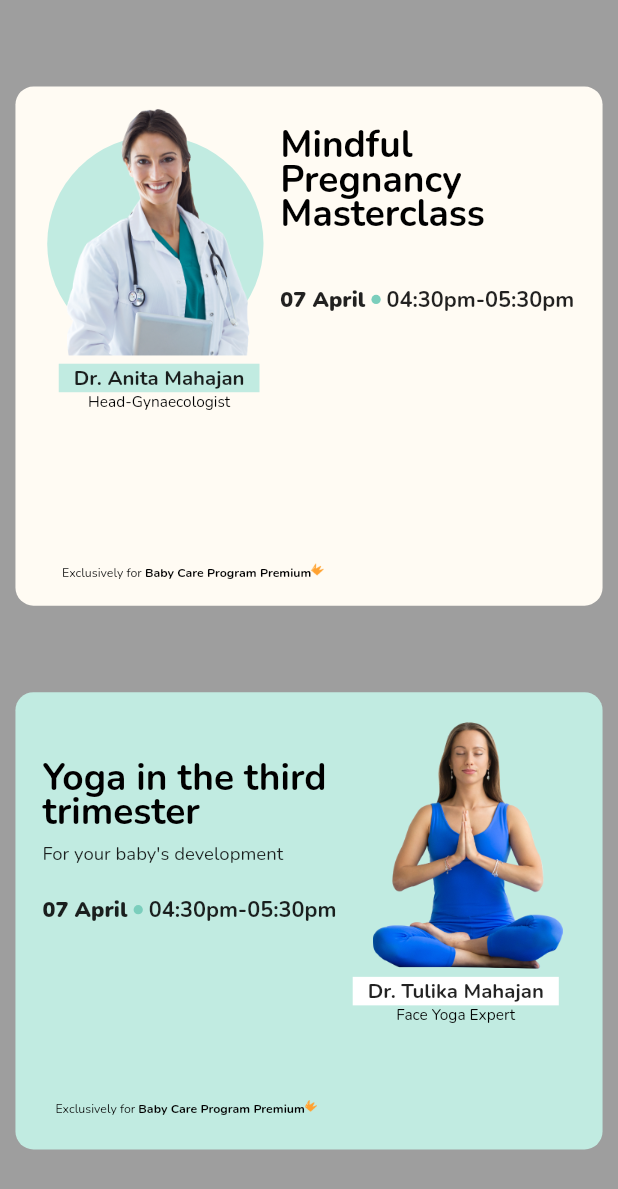
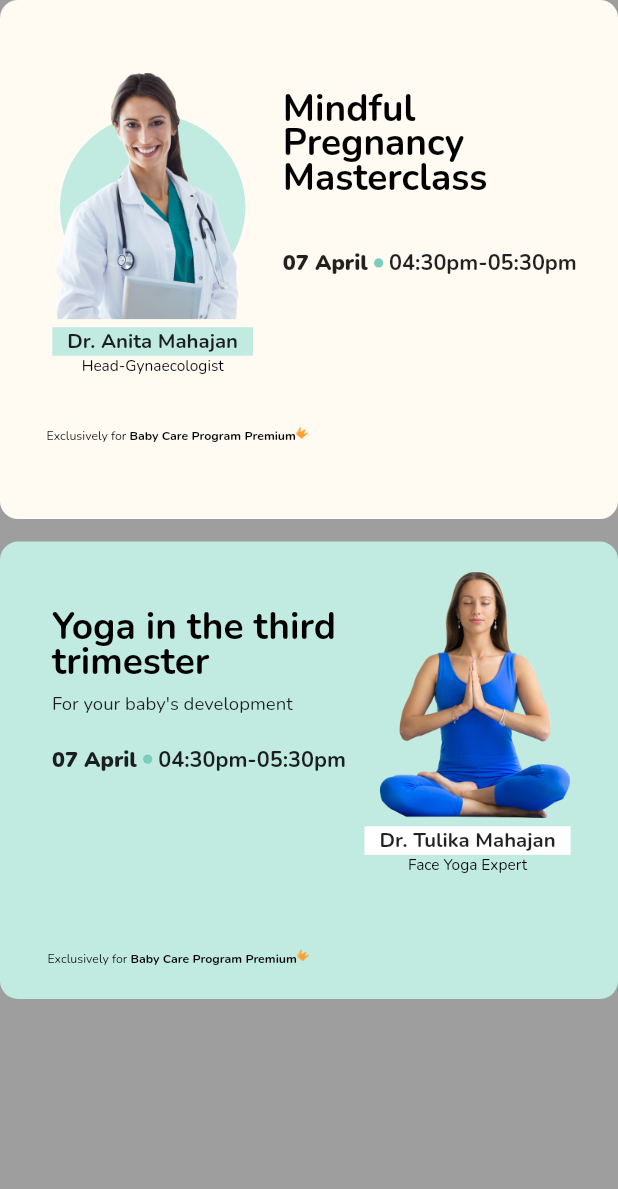
Before and after one commit to pruoo/iMumz-Internship-Test, a Flutter app: the screen it shows after launch, on a phone screen of 412 x 824 dp. Shown: the top 1189 px of the screen. Run offline on Flutter 3.47's test engine with Material 2 defaults, Android fonts, the phone set to English and light mode, and no system bars; our stand-ins replace google_fonts.

Commit message:
screen rotate responsiveness added

```diff
--- a/priya_nagda/coding_task/lib/main.dart
+++ b/priya_nagda/coding_task/lib/main.dart
@@ -27,13 +27,29 @@ class MyApp extends StatelessWidget {
                 builder: (context, constraints) {
                   var height = constraints.maxHeight;
                   var width = constraints.maxWidth;
-                  if (width > 600)
+                  if (width > 728)
                     return Row(
                       mainAxisAlignment: MainAxisAlignment.spaceEvenly,
                       children: [
                         masterclassCard(
+                          height: 600,
+                          width: 400,
+                        ),
+                        yoga(
+                          height: 600,
+                          width: 365,
+                        )
+                      ],
+                    );
+                  else if (height > width)
+                    return ListView(
+                      children: [
+                        masterclassCard(
                           height: height,
                           width: width,
+                        ),
+                        SizedBox(
+                          height: 15,
                         ),
                         yoga(
                           height: height,
@@ -41,20 +57,23 @@ class MyApp extends StatelessWidget {
                         )
                       ],
                     );
-                  else
-                    return Column(
-                      mainAxisAlignment: MainAxisAlignment.spaceEvenly,
+                  else {
+                    return ListView(
                       children: [
                         masterclassCard(
-                          height: height,
-                          width: width,
+                          height: 600,
+                          width: 400,
+                        ),
+                        SizedBox(
+                          height: 15,
                         ),
                         yoga(
-                          height: height,
-                          width: width,
+                          height: 600,
+                          width: 365,
                         )
                       ],
                     );
+                  }
                 },
               ),
             ),
--- a/priya_nagda/coding_task/lib/widgets/doctor_details.dart
+++ b/priya_nagda/coding_task/lib/widgets/doctor_details.dart
@@ -23,17 +23,17 @@ class doctor_details extends StatelessWidget {
           alignment: Alignment.center,
           children: [
             Container(
-              margin: EdgeInsets.only(top: 15, right: 5),
+              margin: EdgeInsets.only(top: 15),
               alignment: Alignment.bottomCenter,
-              height: width * 0.35,
-              width: width * 0.38,
+              height: width * 0.3,
+              width: width * 0.3,
               decoration: BoxDecoration(
                 color: Theme.of(context).primaryColorLight,
                 shape: BoxShape.circle,
               ),
             ),
             Container(
-              margin: EdgeInsets.only(left: 16),
+              margin: EdgeInsets.only(left: 10),
               child: Image(
                 image: AssetImage("static_assets/" + image),
                 height: width * 0.4,
@@ -50,7 +50,6 @@ class doctor_details extends StatelessWidget {
           child: Text(
             "Dr. " + name,
             style: TextStyle(
-              // backgroundColor: Theme.of(context).primaryColorLight,
               fontSize: width * 0.033,
               fontWeight: FontWeight.bold,
             ),
--- a/priya_nagda/coding_task/lib/widgets/masterclass.dart
+++ b/priya_nagda/coding_task/lib/widgets/masterclass.dart
@@ -1,9 +1,7 @@
 import 'dart:ui';
-
 import 'package:coding_task/widgets/doctor_details.dart';
 import 'package:coding_task/widgets/widgets.dart';
 import 'package:flutter/material.dart';
-import 'package:google_fonts/google_fonts.dart';
 
 class masterclassCard extends StatelessWidget {
   var height;
@@ -22,10 +20,11 @@ class masterclassCard extends StatelessWidget {
         ),
       ),
       child: Column(
-        mainAxisAlignment: MainAxisAlignment.spaceBetween,
+        mainAxisAlignment: MainAxisAlignment.spaceEvenly,
         children: [
           Row(
             crossAxisAlignment: CrossAxisAlignment.start,
+            mainAxisAlignment: MainAxisAlignment.spaceEvenly,
             children: [
               doctor_details(
                 height: height,
--- a/priya_nagda/coding_task/lib/widgets/widgets.dart
+++ b/priya_nagda/coding_task/lib/widgets/widgets.dart
@@ -8,6 +8,7 @@ class bottomLine extends StatelessWidget {
   Widget build(BuildContext context) {
     return Container(
       child: Row(
+        mainAxisAlignment: MainAxisAlignment.start,
         children: [
           Text(
             "Exclusively for ",
--- a/priya_nagda/coding_task/lib/widgets/yoga.dart
+++ b/priya_nagda/coding_task/lib/widgets/yoga.dart
@@ -12,7 +12,7 @@ class yoga extends StatelessWidget {
   @override
   Widget build(BuildContext context) {
     return Container(
-      padding: EdgeInsets.symmetric(horizontal: 15, vertical: 20),
+      padding: EdgeInsets.symmetric(horizontal: 18, vertical: 20),
       height: height * 0.37,
       width: width * 0.95,
       decoration: BoxDecoration(
@@ -22,9 +22,11 @@ class yoga extends StatelessWidget {
         ),
       ),
       child: Row(
+        mainAxisAlignment: MainAxisAlignment.spaceEvenly,
         children: [
           Column(
             mainAxisAlignment: MainAxisAlignment.spaceBetween,
+            crossAxisAlignment: CrossAxisAlignment.start,
             children: [
               Container(
                 margin: EdgeInsets.only(top: 25),
@@ -89,10 +91,8 @@ class yoga extends StatelessWidget {
                       ),
                     ),
                   ],
-                  )),
-              // SizedBox(
-              //   height: width * 0.08,
-              // ),
+                ),
+              ),
               bottomLine(
                 height: height,
                 width: width,
```
Lines whose indentation alone changed are shown as unchanged.
